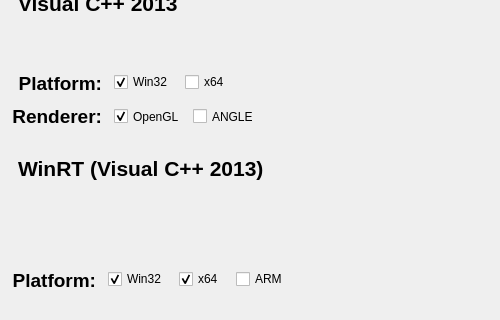
First picture: the form in ui/WizardPageEnvOptions.ui, repository cinder/TinderBox, before the edit; both pictures show x 0 to 500 and y 180 to 500 of the 500 by 500 pixel window.
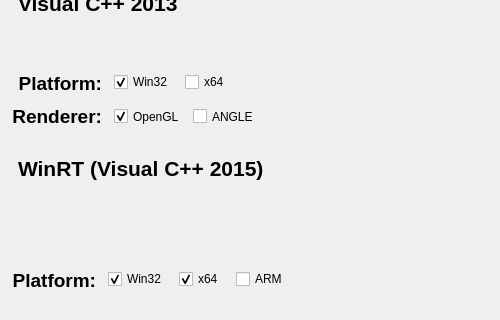
Second picture: the form after the edit. Icons and pictures are not drawn.

The edit to the form file:
```diff
--- a/ui/WizardPageEnvOptions.ui
+++ b/ui/WizardPageEnvOptions.ui
@@ -420,7 +420,7 @@
           </font>
          </property>
          <property name="text">
-          <string>WinRT (Visual C++ 2013)</string>
+          <string>WinRT (Visual C++ 2015)</string>
          </property>
          <property name="alignment">
           <set>Qt::AlignLeading|Qt::AlignLeft|Qt::AlignTop</set>
```
Left out of the diff: 2 changed lines with no effect on the pictures.
